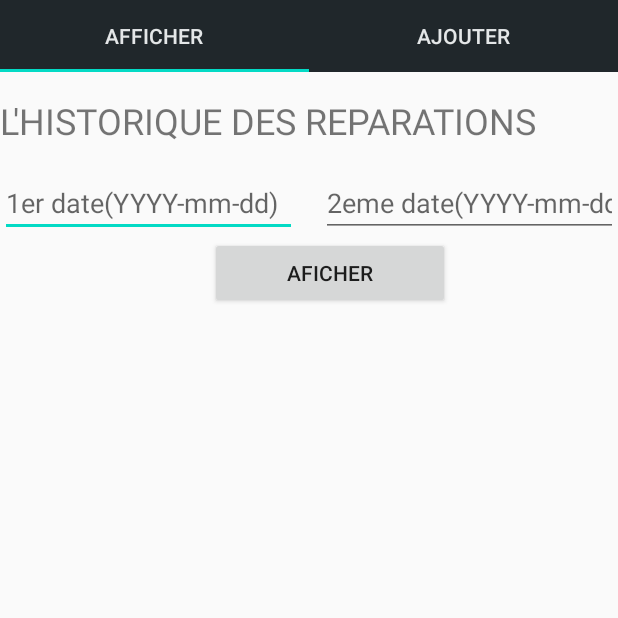
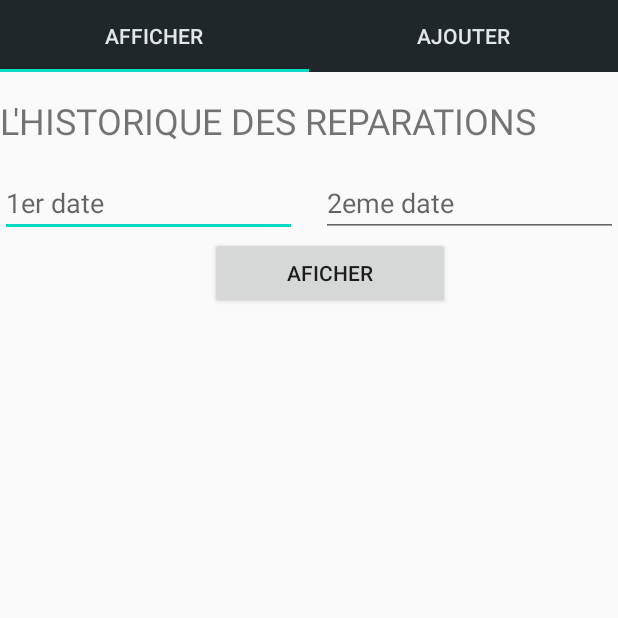
Before and after one commit to Vanhayten/Gestion_Location_php, an Android app: the consulter_reparation screen opened directly, with no data from a screen before it, on a phone screen of 412 x 824 dp, the top half of it. Run offline under Robolectric (Android 15) with nearby library versions, the phone set to English and light mode, and no system bars; 3 statements that could not run were skipped.

```diff
--- a/app/src/main/res/layout/fragment_consulter_reparation.xml
+++ b/app/src/main/res/layout/fragment_consulter_reparation.xml
@@ -41,15 +41,15 @@
                 android:layout_height="wrap_content"
                 android:layout_marginRight="16dp"
                 android:layout_weight="1"
-                android:hint="1er date(YYYY-mm-dd)"
-                android:inputType="text"></EditText>
+                android:hint="1er date"
+                android:inputType="date|none"></EditText>
 
             <EditText
                 android:id="@+id/date2"
                 android:layout_width="0dp"
                 android:layout_height="wrap_content"
                 android:layout_weight="1"
-                android:hint="2eme date(YYYY-mm-dd)"
+                android:hint="2eme date"
                 android:inputType="date">
 
             </EditText>
```
Also changed, not shown: app/src/main/java/com/example/gestionlocationnew/entretiens.java (+9 -9 lines).
